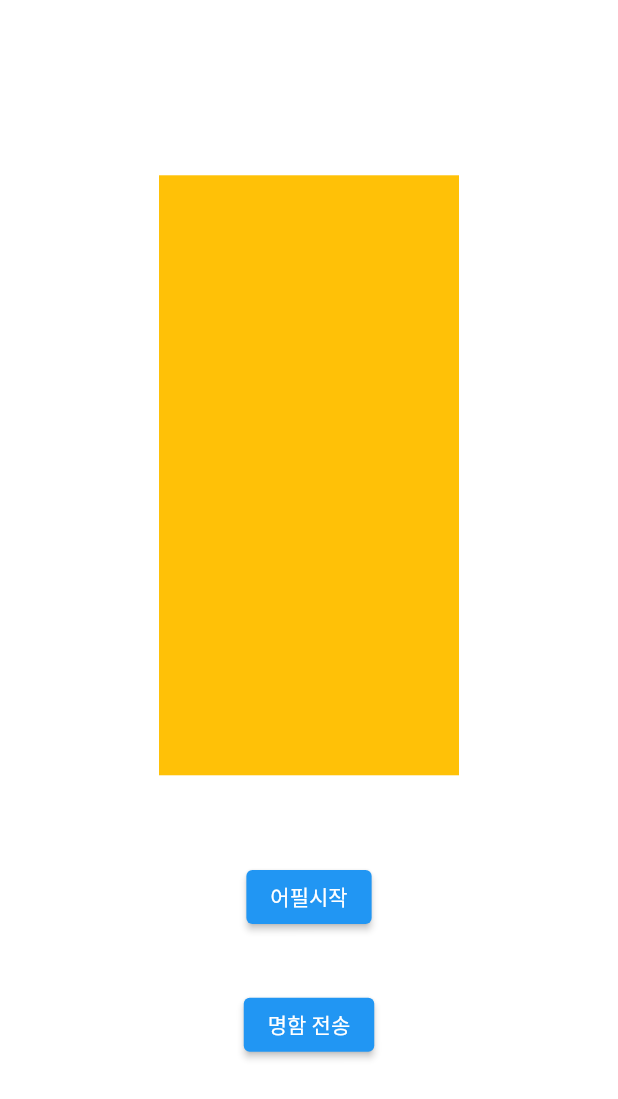
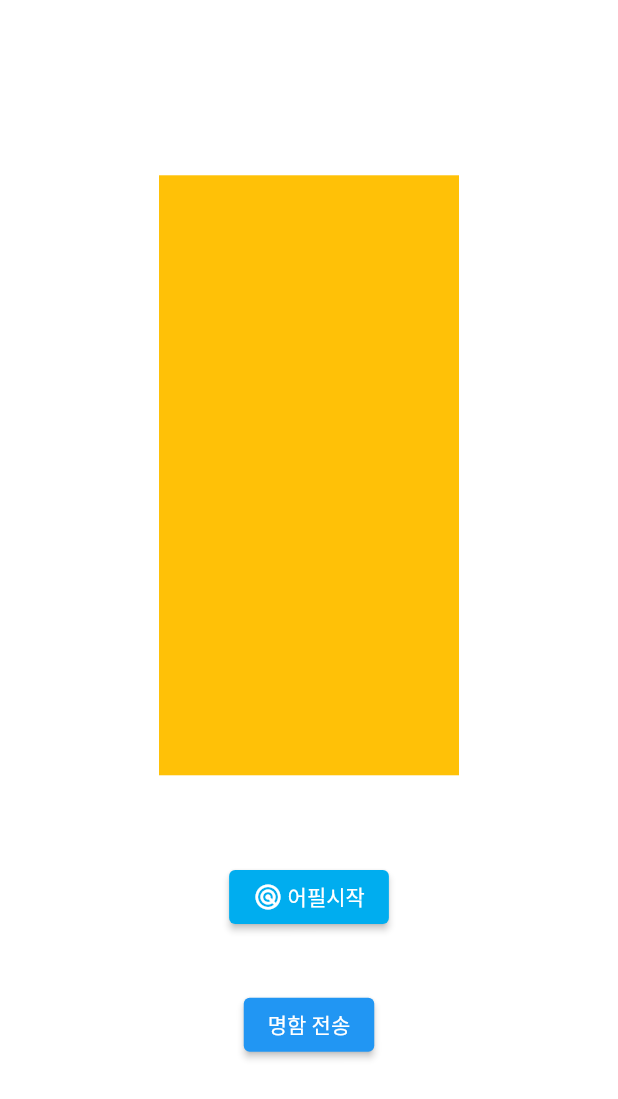
Before and after one commit to byh9811/SSOK, a Flutter app: the BusinessCardSendBluetoothPage screen opened directly with empty values, on a phone screen of 412 x 824 dp. Shown: the top 1099 px of the screen. Run offline on Flutter 3.47's test engine with Material 2 defaults, Android fonts, the phone set to English and light mode, and no system bars; our stand-ins replace dotted_border, file_picker, flutter_blue, flutter_svg, image_picker, local_auth and 3 more; missing offline and left inert: flutter_naver_map, nearby_connections, nfc_manager, remedi_kopo, ripple_wave, shake and 1 more; accounts and stored records are empty.

```diff
--- a/ssok/lib/screens/businesscard/business_card_send_bluetooth_page.dart
+++ b/ssok/lib/screens/businesscard/business_card_send_bluetooth_page.dart
@@ -22,6 +22,7 @@ class _BusinessCardSendBluetoothPageState
   Map<int, String> map = {};
   bool advertising = false;
   bool scanning = false;
+  late int namecardSeq;
 
   @override
   void initState() {
@@ -42,6 +43,7 @@ class _BusinessCardSendBluetoothPageState
         onConnectionInitiated: onConnectionInit,
         onConnectionResult: (id, status) {
           showSnackbar(status);
+          sendBusinessCard(namecardSeq);
         },
         onDisconnected: (id) {
           showSnackbar(
@@ -155,14 +157,14 @@ class _BusinessCardSendBluetoothPageState
   Widget build(BuildContext context) {
     double screenWidth = MediaQuery.of(context).size.width;
     double screenHeight = MediaQuery.of(context).size.height;
-    int namecardSeq = ModalRoute.of(context)!.settings.arguments as int;
+    namecardSeq = ModalRoute.of(context)!.settings.arguments as int;
     return Scaffold(
       backgroundColor: Colors.transparent,
       appBar: AppBar(
         automaticallyImplyLeading: false,
         backgroundColor: Colors.transparent,
         title: Text(
-          "명함 교환",
+          "명함 전송",
           style: TextStyle(
             fontSize: 19,
             color: Colors.white,
@@ -207,20 +209,27 @@ class _BusinessCardSendBluetoothPageState
             onPressed: () {
               pointClear();
               advertisingStart();
-              // scanningStart();
             },
-            child: Text(advertising ? "어필 중" : "어필시작"),
+            style: ElevatedButton.styleFrom(
+              backgroundColor: Color(0xFF00ADEF),
+            ),
+            child: Row(
+              mainAxisSize: MainAxisSize.min,
+              children: [
+                Icon(
+                  Icons.radar,
+                  size: 20,
+                ),
+                Padding(
+                  padding: const EdgeInsets.only(left: 3.0),
+                  child: Text(advertising ? "어필 중" : "어필시작"),
+                ),
+              ],
+            ),
           ),
           SizedBox(
             height: screenHeight * 0.02,
           ),
-          // ElevatedButton(
-          //   onPressed: () {
-          //     pointClear();
-          //     scanningStart();
-          //   },
-          //   child: Text(scanning ? "스캔 중" : "스캔 시작"),
-          // ),
           SizedBox(
             height: screenHeight * 0.025,
           ),
```
Also changed, not shown: ssok/lib/screens/businesscard/business_card_receive_bluetooth_page.dart (+76 -36 lines), ssok/lib/screens/mainpage/id_page.dart (+46 -23 lines).
